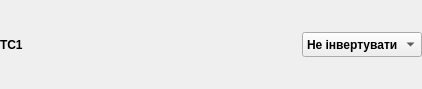
Before: the Qt Designer form tssettings.ui in Goodjamp/Mdio, drawn with Qt 5.
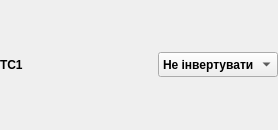
After: the same form once the commit is applied.

Diff of the .ui file:
```diff
--- a/tssettings.ui
+++ b/tssettings.ui
@@ -6,14 +6,17 @@
    <rect>
     <x>0</x>
     <y>0</y>
-    <width>422</width>
-    <height>89</height>
+    <width>278</width>
+    <height>130</height>
    </rect>
   </property>
   <property name="windowTitle">
    <string>Form</string>
   </property>
   <layout class="QHBoxLayout" name="horizontalLayout">
+   <property name="spacing">
+    <number>0</number>
+   </property>
    <property name="leftMargin">
     <number>0</number>
    </property>
@@ -59,13 +62,18 @@
      </property>
      <property name="sizeHint" stdset="0">
       <size>
-       <width>40</width>
+       <width>103</width>
        <height>20</height>
       </size>
      </property>
     </spacer>
    </item>
    <item>
+    <layout class="QVBoxLayout" name="verticalLayout">
+     <property name="spacing">
+      <number>1</number>
+     </property>
+     <item>
     <widget class="QComboBox" name="cbTS">
      <property name="minimumSize">
       <size>
@@ -97,6 +105,8 @@
       </property>
      </item>
     </widget>
+     </item>
+    </layout>
    </item>
   </layout>
  </widget>
```
Lines whose indentation alone changed are shown as unchanged.
